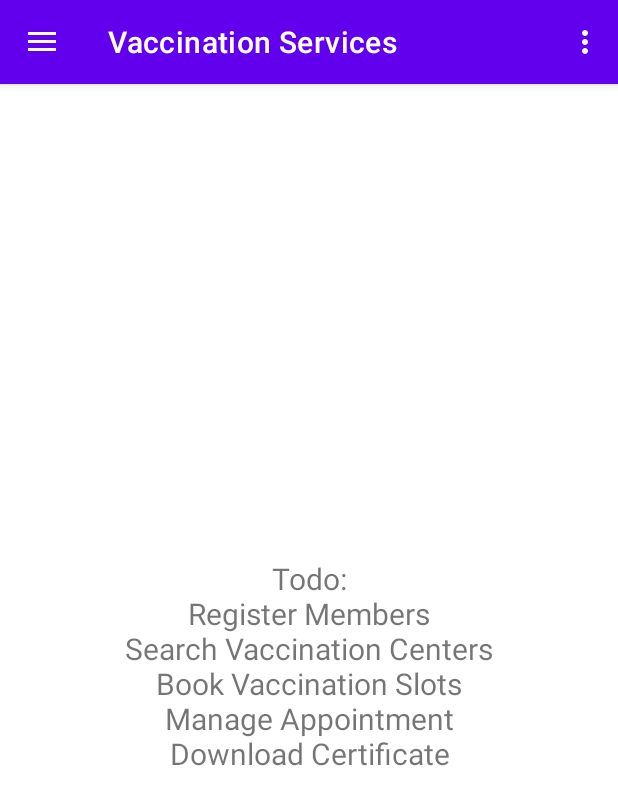
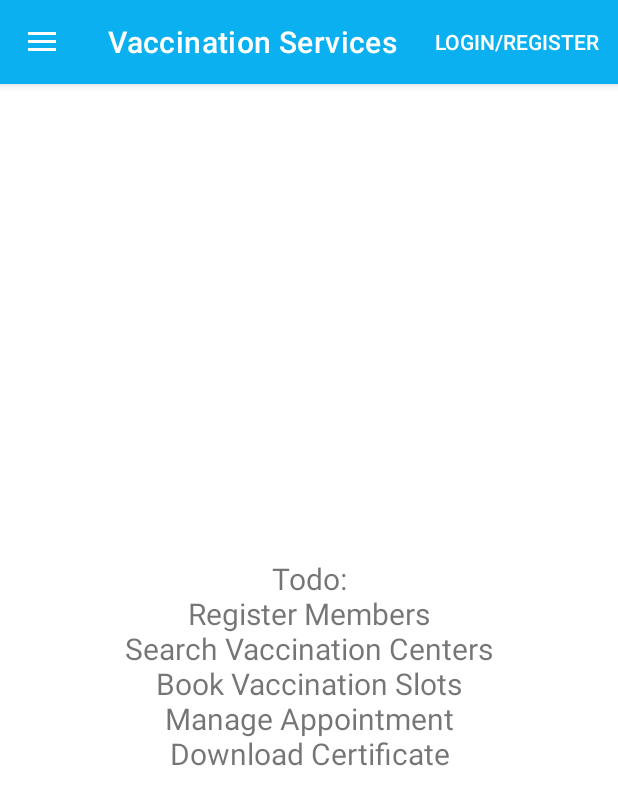
Before and after one commit to Aviskar-DroidRush-Covid-19-App/Covid-19-App, an Android app: the screen it shows after launch (HomeScreenActivity), in the side drawer, after a tap on "Vaccinaion Services", on a phone screen of 412 x 824 dp. Shown: the top 805 px of the screen. Run offline under Robolectric (Android 15) with nearby library versions, the phone set to English and light mode, and no system bars; our stand-ins replace Volley, navigation-ui.

Commit message:
Dashboard added

```diff
--- a/app/src/main/java/com/ee/droidrush/covid_19_app/HomeScreenActivity.java
+++ b/app/src/main/java/com/ee/droidrush/covid_19_app/HomeScreenActivity.java
@@ -1,8 +1,10 @@
 package com.ee.droidrush.covid_19_app;
 
+import android.content.Intent;
 import android.os.Bundle;
 import android.util.Log;
 import android.view.Menu;
+import android.view.MenuItem;
 
 import com.android.volley.Request;
 import com.android.volley.RequestQueue;
@@ -10,8 +12,10 @@ import com.android.volley.Response;
 import com.android.volley.VolleyError;
 import com.android.volley.toolbox.JsonObjectRequest;
 import com.android.volley.toolbox.Volley;
+import com.ee.droidrush.covid_19_app.application.LoginActivity;
 import com.google.android.material.navigation.NavigationView;
 
+import androidx.annotation.NonNull;
 import androidx.navigation.NavController;
 import androidx.navigation.Navigation;
 import androidx.navigation.ui.AppBarConfiguration;
@@ -55,6 +59,17 @@ public class HomeScreenActivity extends AppCompatActivity {
         return true;
     }
 
+
+    @Override
+    public boolean onOptionsItemSelected(@NonNull MenuItem item) {
+        if(item.getItemId()==R.id.login_activity_init)
+        {
+            startActivity(new Intent(this, LoginActivity.class));
+        }
+        return super.onOptionsItemSelected(item);
+
+    }
+
     @Override
     public boolean onSupportNavigateUp() {
         NavController navController = Navigation.findNavController(this, R.id.nav_host_fragment_content_dashboard);
--- /dev/null
+++ b/app/src/main/java/com/ee/droidrush/covid_19_app/application/CowinDroidApplication.java
@@ -0,0 +1,13 @@
+package com.ee.droidrush.covid_19_app.application;
+
+import android.app.Application;
+
+public class CowinDroidApplication extends Application {
+    boolean isLoggedIn=false;
+
+    public boolean isAlreadyLoggedIn()
+    {
+        return isLoggedIn;
+    }
+
+}
--- /dev/null
+++ b/app/src/main/java/com/ee/droidrush/covid_19_app/application/LoginActivity.java
@@ -0,0 +1,22 @@
+package com.ee.droidrush.covid_19_app.application;
+
+import androidx.appcompat.app.AppCompatActivity;
+
+import android.os.Bundle;
+
+import com.ee.droidrush.covid_19_app.R;
+import com.ee.droidrush.covid_19_app.application.ui.loginfragmentnormaluser.LoginFragmentNormalUser;
+
+public class LoginActivity extends AppCompatActivity {
+
+    @Override
+    protected void onCreate(Bundle savedInstanceState) {
+        super.onCreate(savedInstanceState);
+        setContentView(R.layout.login_activity);
+        if (savedInstanceState == null) {
+            getSupportFragmentManager().beginTransaction()
+                    .replace(R.id.container, LoginFragmentNormalUser.newInstance())
+                    .commitNow();
+        }
+    }
+}
--- /dev/null
+++ b/app/src/main/java/com/ee/droidrush/covid_19_app/application/ui/loginfragmentnormaluser/LoginFragmentNormalUser.java
@@ -0,0 +1,53 @@
+package com.ee.droidrush.covid_19_app.application.ui.loginfragmentnormaluser;
+
+import androidx.lifecycle.ViewModelProvider;
+
+import android.os.Bundle;
+
+import androidx.annotation.NonNull;
+import androidx.annotation.Nullable;
+import androidx.fragment.app.Fragment;
+
+import android.view.LayoutInflater;
+import android.view.View;
+import android.view.ViewGroup;
+import android.widget.Button;
+import android.widget.LinearLayout;
+
+import com.ee.droidrush.covid_19_app.R;
+
+
+public class LoginFragmentNormalUser extends Fragment {
+
+    private LoginFragmentNormalUserViewModel mViewModel;
+    LinearLayout send,verification;
+    public static LoginFragmentNormalUser newInstance() {
+        return new LoginFragmentNormalUser();
+    }
+
+    @Nullable
+    @Override
+    public View onCreateView(@NonNull LayoutInflater inflater, @Nullable ViewGroup container,
+                             @Nullable Bundle savedInstanceState) {
+        View root = inflater.inflate(R.layout.login_normal_user_fragment, container, false);
+        send = root.findViewById(R.id.send);
+        verification=root.findViewById(R.id.verify);
+        Button sendOTP = root.findViewById(R.id.getOTP);
+        sendOTP.setOnClickListener(new View.OnClickListener() {
+            @Override
+            public void onClick(View v) {
+                send.setVisibility(View.GONE);
+                verification.setVisibility(View.VISIBLE);
+            }
+        });
+        return root;
+    }
+
+    @Override
+    public void onActivityCreated(@Nullable Bundle savedInstanceState) {
+        super.onActivityCreated(savedInstanceState);
+        mViewModel = new ViewModelProvider(this).get(LoginFragmentNormalUserViewModel.class);
+        // TODO: Use the ViewModel
+    }
+
+}
--- /dev/null
+++ b/app/src/main/java/com/ee/droidrush/covid_19_app/application/ui/loginfragmentnormaluser/LoginFragmentNormalUserViewModel.java
@@ -0,0 +1,7 @@
+package com.ee.droidrush.covid_19_app.application.ui.loginfragmentnormaluser;
+
+import androidx.lifecycle.ViewModel;
+
+public class LoginFragmentNormalUserViewModel extends ViewModel {
+    // TODO: Implement the ViewModel
+}
--- /dev/null
+++ b/app/src/main/res/drawable/background_circuler_heart_login_screen.xml
@@ -0,0 +1,6 @@
+<?xml version="1.0" encoding="utf-8"?>
+<shape xmlns:android="http://schemas.android.com/apk/res/android" android:shape="rectangle" >
+    <solid android:color="#1D62ED" />
+    <corners android:radius="150dp" />
+    <padding android:bottom="10dp" android:left="10dp" android:right="10dp" android:top="10dp"/>
+</shape>
--- a/app/src/main/res/menu/dashboard.xml
+++ b/app/src/main/res/menu/dashboard.xml
@@ -2,7 +2,8 @@
 <menu xmlns:android="http://schemas.android.com/apk/res/android"
     xmlns:app="http://schemas.android.com/apk/res-auto">
     <item
+        android:id="@+id/login_activity_init"
         android:orderInCategory="100"
-        android:title="@string/action_settings"
-        app:showAsAction="never" />
+        android:title="Login/Register"
+        app:showAsAction="always|never" />
 </menu>
--- a/app/src/main/res/values/themes.xml
+++ b/app/src/main/res/values/themes.xml
@@ -2,8 +2,8 @@
     <!-- Base application theme. -->
     <style name="Theme.Covid19App" parent="Theme.MaterialComponents.DayNight.DarkActionBar">
         <!-- Primary brand color. -->
-        <item name="colorPrimary">@color/purple_500</item>
-        <item name="colorPrimaryVariant">@color/purple_700</item>
+        <item name="colorPrimary">#0BB0F1</item>
+        <item name="colorPrimaryVariant">#108BF6</item>
         <item name="colorOnPrimary">@color/white</item>
         <!-- Secondary brand color. -->
         <item name="colorSecondary">@color/teal_200</item>
```
Also changed, not shown: app/src/main/AndroidManifest.xml (+8 -5 lines), app/src/main/res/drawable/ic_login_screen.xml (added, +17 -0 lines), app/src/main/res/drawable/login_screen.xml (added, +17 -0 lines), app/src/main/res/layout/login_activity.xml (added, +7 -0 lines), app/src/main/res/layout/login_normal_user_fragment.xml (added, +139 -0 lines).
